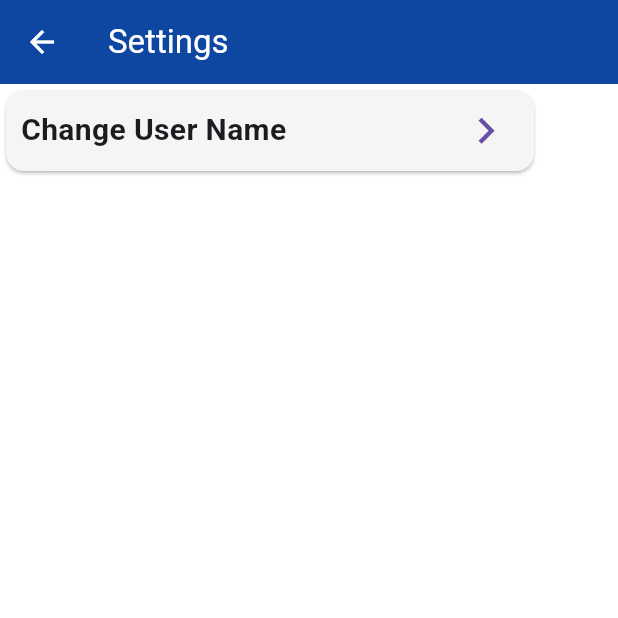
After one commit to hammad-16/Trac-saction, a Flutter app: the screen it shows after launch, item 2 of the bottom bar chosen, after a tap on "Settings", on a phone screen of 412 x 824 dp, the top half of it. The commit adds this screen. Run offline on Flutter 3.47's test engine with Material 3 defaults, Android fonts, the phone set to English and light mode, and no system bars; our stand-ins replace flutter_contacts, open_file, pdf, permission_handler, sqflite; missing offline and left inert: flutter_file_dialog; accounts and stored records are empty.

Commit message:
Added screenshots

```diff
--- a/lib/data/database/database_helper.dart
+++ b/lib/data/database/database_helper.dart
@@ -173,7 +173,7 @@ class DatabaseHelper {
     final db = await database;
 
     final allTransactions = await db.query('transactions');
-    print("All transactions: $allTransactions");
+    //print("All transactions: $allTransactions");
 
     // Total amount to give (all suppliers)
     final totalGiveResult = await db.rawQuery(
--- a/lib/main.dart
+++ b/lib/main.dart
@@ -2,21 +2,16 @@ import 'package:flutter/material.dart';
 import 'package:khatabook/pages/more_page.dart';
 import 'package:khatabook/pages/parties_pages.dart';
 import 'package:khatabook/providers/khata_provider.dart';
-import 'package:khatabook/widgets/bottom_drawer.dart';
+import 'package:khatabook/services/business_name.dart';
 import 'package:provider/provider.dart';
 void main() {
   runApp(
     MultiProvider(
         providers:[
           ChangeNotifierProvider(create: (_) => KhataBookProvider())
-          // ChangeNotifierProvider(create: (_) => PartyProvider()),
-          // ChangeNotifierProvider(create: (_) => BillProvider()),
-          // ChangeNotifierProvider(create: (_) => ItemProvider()),
         ],
       child: const KhataBook(),
-
     ),
-
   );
 }
 
@@ -37,6 +32,7 @@ class _KhataBookState extends State<KhataBook> {
 
   @override
   Widget build(BuildContext context) {
+
     return MaterialApp(
       title: 'KhataBook',
       debugShowCheckedModeBanner: false,
@@ -53,7 +49,7 @@ class _KhataBookState extends State<KhataBook> {
               spacing: 5,
               children: [
                 const Icon(Icons.book_outlined, color: Colors.white,),
-                const Text("My Business",
+                 Text(BusinessName.name,
                 style: TextStyle(
                     fontSize: 18,
                   color: Colors.white
--- a/lib/pages/more_page.dart
+++ b/lib/pages/more_page.dart
@@ -1,5 +1,6 @@
 import 'package:flutter/material.dart';
 import 'package:khatabook/pages/passbook.dart';
+import 'package:khatabook/pages/settings_page.dart';
 
 class MorePage extends StatelessWidget {
   const MorePage({super.key});
@@ -9,6 +10,9 @@ class MorePage extends StatelessWidget {
     return Scaffold(
       body: Column(
         children: [
+          Row(
+            spacing: 60,
+            children: [
               InkWell(
                 onTap: (){
       Navigator.push(context, MaterialPageRoute(
@@ -16,10 +20,7 @@ class MorePage extends StatelessWidget {
       )
       );
                 },
-            child: Row(
-              spacing: 60,
-              children: [
-                Card(
+                child: Card(
                   color: Colors.white,
                   elevation: 4,
                 shape: RoundedRectangleBorder(borderRadius: BorderRadius.circular(12)
@@ -50,7 +51,15 @@ class MorePage extends StatelessWidget {
                   ),
                   ),
                   ),
-                Card(
+              ),
+              InkWell(
+                onTap: (){
+                  Navigator.push(context, MaterialPageRoute(
+                    builder: (context) => SettingsPage(),
+                  )
+                  );
+                },
+                child: Card(
                   color: Colors.white,
                   elevation: 4,
                   shape: RoundedRectangleBorder(borderRadius: BorderRadius.circular(12)
@@ -71,7 +80,7 @@ class MorePage extends StatelessWidget {
                         ),
                         SizedBox(height: 12,),
                         Text(
-                          'Cashbook',
+                          'Settings',
                           style: TextStyle(
                             fontSize: 16,
                             fontWeight: FontWeight.w500,
@@ -81,8 +90,8 @@ class MorePage extends StatelessWidget {
                     ),
                   ),
                 ),
+              ),
             ],
-            ),
           )
         ],
       ),
--- a/lib/pages/parties_pages.dart
+++ b/lib/pages/parties_pages.dart
@@ -1,6 +1,4 @@
 import 'package:flutter/material.dart';
-import 'package:flutter_contacts/flutter_contacts.dart';
-import 'package:khatabook/main.dart';
 import 'package:khatabook/pages/passbook.dart';
 import 'package:khatabook/services/contact_picker_service.dart';
 import 'package:khatabook/widgets/build_qr_col.dart';
@@ -20,7 +18,6 @@ class PartiesPages extends StatefulWidget {
 
 class _PartiesPagesState extends State<PartiesPages> {
   final TextEditingController _searchController = TextEditingController();
-  String _searchName = '';
   bool _isCustomerTab =true;
   bool _isLoading = false;
   @override
@@ -71,7 +68,7 @@ class _PartiesPagesState extends State<PartiesPages> {
     }
     catch(e)
     {
-      print(e);
+      //print(e);
       ScaffoldMessenger.of(context).showSnackBar(
         SnackBar(
             content: Text('Error Adding contact'),
--- /dev/null
+++ b/lib/pages/settings_page.dart
@@ -0,0 +1,86 @@
+import 'package:flutter/material.dart';
+import 'package:khatabook/main.dart';
+import 'package:khatabook/services/business_name.dart';
+
+class SettingsPage extends StatefulWidget {
+  const SettingsPage({super.key});
+
+  @override
+  State<SettingsPage> createState() => _SettingsPageState();
+}
+
+class _SettingsPageState extends State<SettingsPage> {
+  final TextEditingController _nameController = TextEditingController();
+  final FocusNode _focusNode = FocusNode();
+
+  bool _showTextField = false;
+  String typedName = '';
+
+  @override
+  Widget build(BuildContext context) {
+    return Scaffold(
+      appBar: AppBar(
+        backgroundColor: const Color(0xFF0D47A1),
+        foregroundColor: Colors.white,
+        title: const Text("Settings"),
+      ),
+      body: Column(
+        children: [
+          Container(
+            height: 62,
+            width: 360,
+            child: Card(
+              color: Colors.grey.shade100,
+              child: Row(
+                children: [
+                  const Padding(
+                    padding: EdgeInsets.only(left: 10.0),
+                    child: Text(
+                      "Change User Name",
+                      style: TextStyle(
+                          fontWeight: FontWeight.bold, fontSize: 20),
+                    ),
+                  ),
+                  const Spacer(),
+                  TextButton(
+                    onPressed: () {
+                      setState(() {
+                        _showTextField = true;
+                      });
+
+                      // Focus after UI builds
+                      Future.delayed(const Duration(milliseconds: 100), () {
+                        FocusScope.of(context).requestFocus(_focusNode);
+                      });
+                    },
+                    child: const Icon(Icons.keyboard_arrow_right, size: 35),
+                  ),
+                ],
+              ),
+            ),
+          ),
+
+          // Show TextField if activated
+          if (_showTextField)
+            Padding(
+              padding: const EdgeInsets.all(16.0),
+              child: TextField(
+                controller: _nameController,
+                focusNode: _focusNode,
+                onChanged: (value) {
+                  setState(() {
+                    BusinessName.name = value;
+                  });
+                },
+                decoration: const InputDecoration(
+                  labelText: 'Enter your name',
+                  border: OutlineInputBorder(),
+                ),
+              ),
+            ),
+
+        ],
+      ),
+    );
+  }
+}
--- /dev/null
+++ b/lib/services/business_name.dart
@@ -0,0 +1,3 @@
+class BusinessName{
+  static String name = 'My business';
+}
--- a/lib/services/pdf_service.dart
+++ b/lib/services/pdf_service.dart
@@ -57,7 +57,7 @@ class PdfService {
         await OpenFile.open(output.path);
       }
     } catch (e) {
-      print('Error generating PDF: $e');
+      //print('Error generating PDF: $e');
       // You might want to re-throw or handle this error
       rethrow;
     }
```
Also changed, not shown: lib/providers/bill_provider.dart (deleted), lib/providers/item_provider.dart (deleted), lib/providers/party_provider.dart (deleted), 4 other files. Lines whose indentation alone changed are shown as unchanged.
